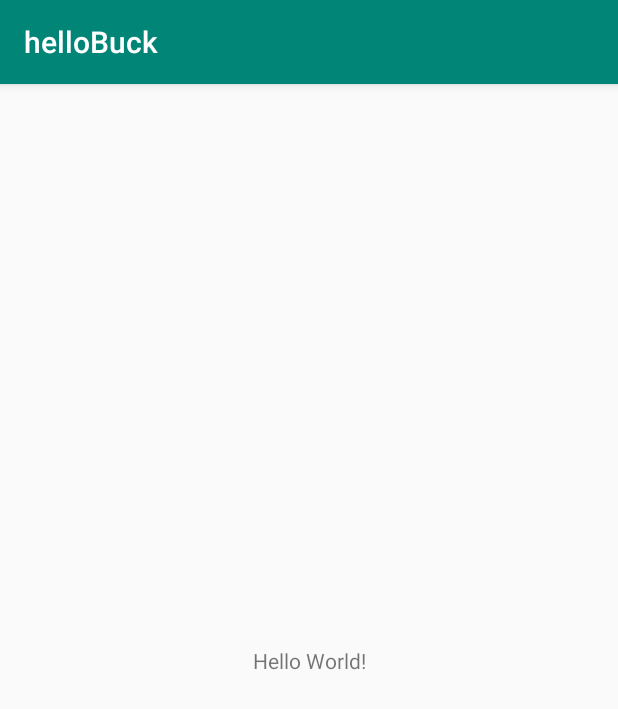
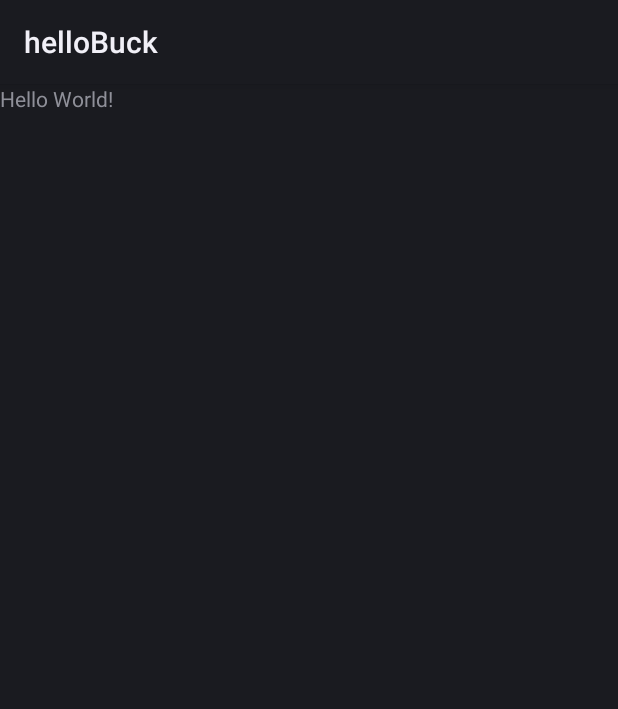
Before and after one commit to TonyTangAndroid/HelloBuck, an Android app: the screen it shows after launch (MainActivity), on a phone screen of 412 x 824 dp. Shown: the top 709 px of the screen. Run offline under Robolectric (Android 15) with nearby library versions, the phone set to English and light mode, and no system bars.

```diff
--- a/app/build.gradle
+++ b/app/build.gradle
@@ -35,8 +35,6 @@ android {
 
 dependencies {
     implementation fileTree(dir: 'libs', include: ['*.jar'])
-    implementation 'com.android.support:appcompat-v7:28.0.0'
-    implementation 'com.android.support.constraint:constraint-layout:1.1.3'
     testImplementation 'junit:junit:4.12'
     androidTestImplementation 'com.android.support.test:runner:1.0.2'
     androidTestImplementation 'com.android.support.test.espresso:espresso-core:3.0.2'
--- a/app/src/main/AndroidManifest.xml
+++ b/app/src/main/AndroidManifest.xml
@@ -7,8 +7,7 @@
         android:icon="@mipmap/ic_launcher"
         android:label="@string/app_name"
         android:roundIcon="@mipmap/ic_launcher_round"
-        android:supportsRtl="true"
-        android:theme="@style/AppTheme">
+        android:supportsRtl="true">
         <activity android:name=".MainActivity">
             <intent-filter>
                 <action android:name="android.intent.action.MAIN" />
--- a/app/src/main/java/com/example/hellobuck/MainActivity.java
+++ b/app/src/main/java/com/example/hellobuck/MainActivity.java
@@ -1,9 +1,9 @@
 package com.example.hellobuck;
 
-import android.support.v7.app.AppCompatActivity;
+import android.app.Activity;
 import android.os.Bundle;
 
-public class MainActivity extends AppCompatActivity {
+public class MainActivity extends Activity {
 
     @Override
     protected void onCreate(Bundle savedInstanceState) {
--- a/app/src/main/res/layout/activity_main.xml
+++ b/app/src/main/res/layout/activity_main.xml
@@ -1,6 +1,5 @@
 <?xml version="1.0" encoding="utf-8"?>
-<android.support.constraint.ConstraintLayout xmlns:android="http://schemas.android.com/apk/res/android"
-    xmlns:app="http://schemas.android.com/apk/res-auto"
+<FrameLayout xmlns:android="http://schemas.android.com/apk/res/android"
     xmlns:tools="http://schemas.android.com/tools"
     android:layout_width="match_parent"
     android:layout_height="match_parent"
@@ -9,10 +8,6 @@
     <TextView
         android:layout_width="wrap_content"
         android:layout_height="wrap_content"
-        android:text="Hello World!"
-        app:layout_constraintBottom_toBottomOf="parent"
-        app:layout_constraintLeft_toLeftOf="parent"
-        app:layout_constraintRight_toRightOf="parent"
-        app:layout_constraintTop_toTopOf="parent" />
+        android:text="Hello World!" />
 
-</android.support.constraint.ConstraintLayout>
+</FrameLayout>
--- a/app/src/main/res/values/colors.xml
+++ /dev/null
@@ -1,6 +0,0 @@
-<?xml version="1.0" encoding="utf-8"?>
-<resources>
-    <color name="colorPrimary">#008577</color>
-    <color name="colorPrimaryDark">#00574B</color>
-    <color name="colorAccent">#D81B60</color>
-</resources>
--- a/app/src/main/res/values/styles.xml
+++ /dev/null
@@ -1,11 +0,0 @@
-<resources>
-
-    <!-- Base application theme. -->
-    <style name="AppTheme" parent="Theme.AppCompat.Light.DarkActionBar">
-        <!-- Customize your theme here. -->
-        <item name="colorPrimary">@color/colorPrimary</item>
-        <item name="colorPrimaryDark">@color/colorPrimaryDark</item>
-        <item name="colorAccent">@color/colorAccent</item>
-    </style>
-
-</resources>
```
